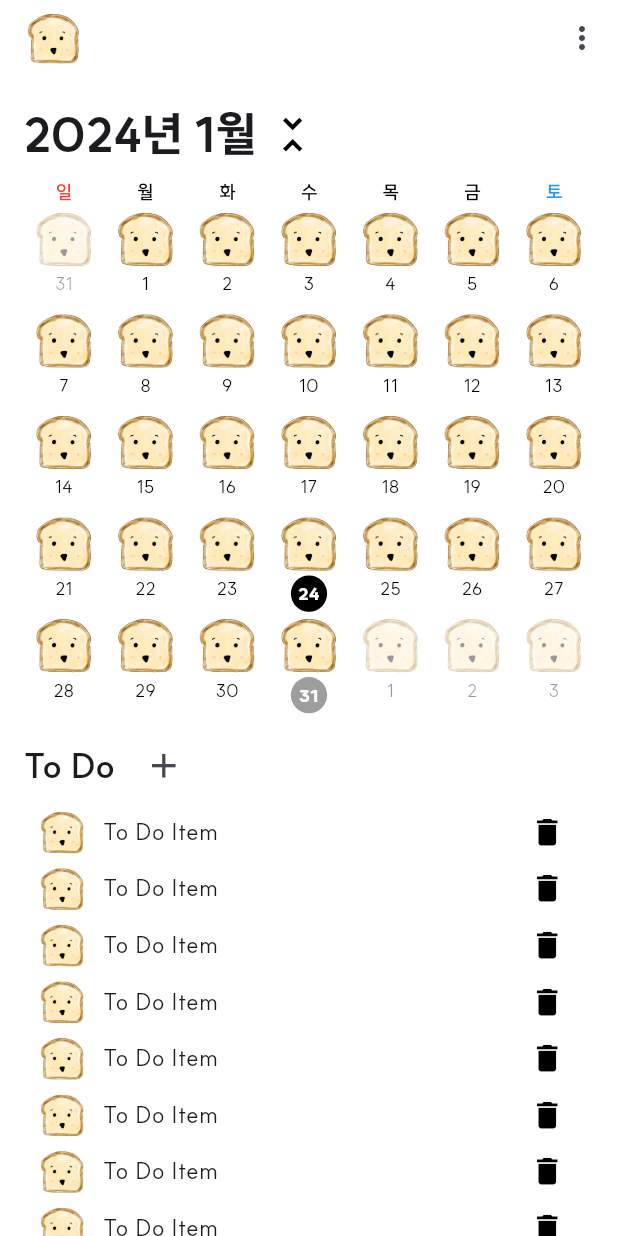
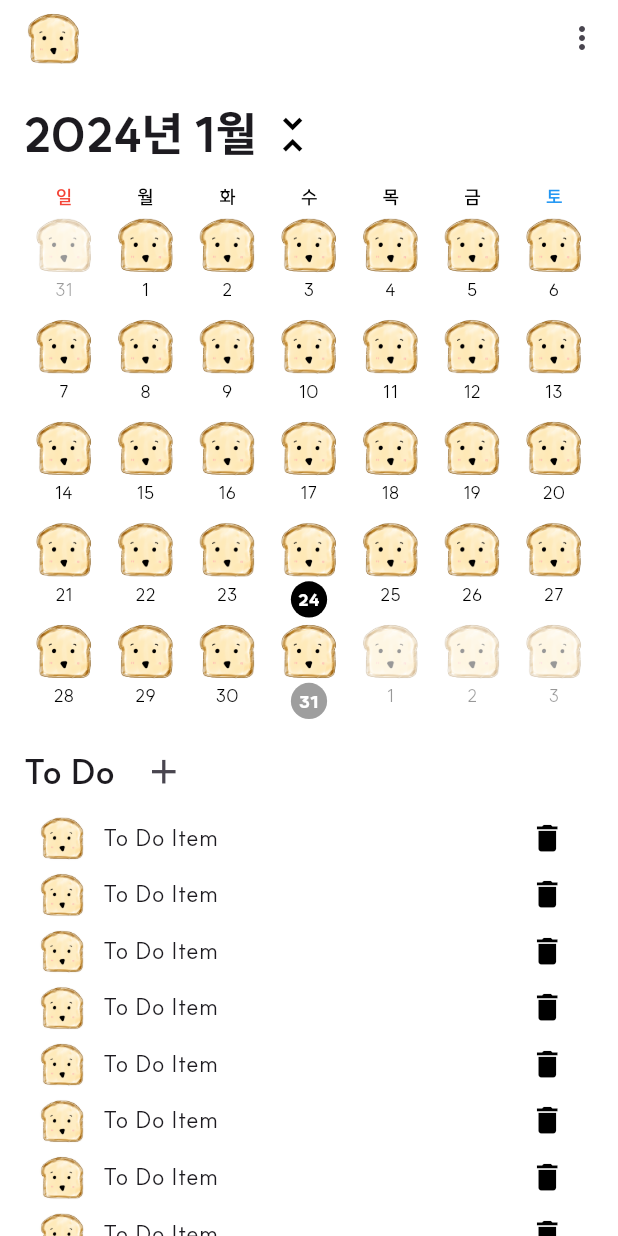
Before and after one commit to oneStar92/sigppang_e, a Flutter app: the CalendarScreen screen opened directly, after a tap on the "unfold less" icon, on a phone screen of 412 x 824 dp. Run offline on Flutter 3.47's test engine with Material 3 defaults, Android fonts, the phone set to English and light mode, and no system bars; drawn by our look-alikes of table_calendar; our stand-ins replace flutter_screenutil, flutter_svg; project files that could hold a hidden picture were left out.

Commit message:
refactor: Size Constants Padding 추가
- Presentation Layer ScreenUtil 의존성 제거

```diff
--- a/lib/common/constants/sizes.dart
+++ b/lib/common/constants/sizes.dart
@@ -3,7 +3,11 @@ import 'package:flutter_screenutil/flutter_screenutil.dart';
 
 final class Sizes {
   static final defaultAppPadding = REdgeInsets.all(16);
-  static final defaultWidgetPadding = 8.w;
+  static final defaultHorizontalPadding = REdgeInsets.symmetric(horizontal: 8);
+  static final defaultBorderRadius = const BorderRadius.all(Radius.circular(10)).r;
+  static final defaultPaddingOfWidth = 8.w;
+  static final defaultPaddingOfHeight = 8.h;
+  static final separatorHeight = 4.h;
   static final loginLogoSize = Size(300.w, 300.h);
   static final socialLoginButtonSize = Size(300.w, 60.h);
   static final socialLoginLogoSize = Size(40.w, 40.h);
--- a/lib/presentation/calendar/widgets/sigppang_e_calendar/sigppang_e_calendar_widget.dart
+++ b/lib/presentation/calendar/widgets/sigppang_e_calendar/sigppang_e_calendar_widget.dart
@@ -1,5 +1,4 @@
 import 'package:flutter/material.dart';
-import 'package:flutter_screenutil/flutter_screenutil.dart';
 import 'package:sigppang_e/common/constants/constants.dart';
 import 'package:sigppang_e/presentation/common/sigppang_e_logo.dart';
 import 'package:sigppang_e/common/constants/text_styles.dart';
@@ -30,7 +29,7 @@ final class SigppangECalendar extends StatelessWidget {
       direction: Axis.vertical,
       children: [
         _title(),
-        SizedBox(height: 4.h),
+        SizedBox(height: Sizes.defaultPaddingOfHeight),
         _calendar(),
       ],
     );
@@ -49,7 +48,7 @@ final class SigppangECalendar extends StatelessWidget {
           ),
           IconButton(
             onPressed: () {},
-            icon: Icon(Icons.unfold_less),
+            icon: const Icon(Icons.unfold_less),
             padding: EdgeInsets.zero,
             iconSize: size.height * 0.7,
             color: Colors.black,
--- a/lib/presentation/calendar/widgets/to_do_item_widget.dart
+++ b/lib/presentation/calendar/widgets/to_do_item_widget.dart
@@ -1,5 +1,4 @@
 import 'package:flutter/material.dart';
-import 'package:flutter_screenutil/flutter_screenutil.dart';
 import 'package:sigppang_e/common/constants/sizes.dart';
 import 'package:sigppang_e/common/constants/text_styles.dart';
 import 'package:sigppang_e/presentation/calendar/widgets/sigppang_e_checkbox.dart';
@@ -14,12 +13,12 @@ final class ToDoItem extends StatelessWidget {
     return Container(
       height: size.height,
       width: double.infinity,
-      padding: REdgeInsets.symmetric(horizontal: 8),
+      padding: Sizes.defaultHorizontalPadding,
       child: Row(
         mainAxisAlignment: MainAxisAlignment.center,
         children: [
           SigppangECheckbox(onTap: () {}),
-          SizedBox(width: 8.w),
+          SizedBox(width: Sizes.defaultPaddingOfWidth),
           Expanded(
             child: TextFormField(
               maxLines: 1,
@@ -29,7 +28,7 @@ final class ToDoItem extends StatelessWidget {
               decoration: InputDecoration.collapsed(hintText: _hint),
             ),
           ),
-          SizedBox(width: 8.w),
+          SizedBox(width: Sizes.defaultPaddingOfWidth),
           IconButton(
             onPressed: () {},
             icon: const Icon(Icons.delete),
--- a/lib/presentation/calendar/widgets/to_do_list.dart
+++ b/lib/presentation/calendar/widgets/to_do_list.dart
@@ -1,5 +1,4 @@
 import 'package:flutter/material.dart';
-import 'package:flutter_screenutil/flutter_screenutil.dart';
 import 'package:sigppang_e/common/constants/sizes.dart';
 import 'package:sigppang_e/common/constants/text_styles.dart';
 import 'package:sigppang_e/presentation/calendar/widgets/to_do_item_widget.dart';
@@ -17,7 +16,7 @@ final class ToDoList extends StatelessWidget {
     return Column(
       children: [
         _titleWidget(),
-        SizedBox(height: 8.h),
+        SizedBox(height: Sizes.defaultPaddingOfHeight),
         _toDoList(),
       ],
     );
@@ -31,10 +30,10 @@ final class ToDoList extends StatelessWidget {
         mainAxisAlignment: MainAxisAlignment.center,
         children: [
           Text(_title, style: TextStyles.toDoListTitleTextStyle),
-          SizedBox(width: 8.w),
+          SizedBox(width: Sizes.defaultPaddingOfWidth),
           IconButton(
             onPressed: () {},
-            icon: Icon(Icons.add),
+            icon: const Icon(Icons.add),
             padding: EdgeInsets.zero,
             iconSize: size.height * 0.7,
           ),
@@ -50,11 +49,11 @@ final class ToDoList extends StatelessWidget {
       primary: false,
       itemCount: 10,
       itemBuilder: (context, index) {
-        return ToDoItem();
+        return const ToDoItem();
       },
       separatorBuilder: (context, index) {
         return Divider(
-          height: 4.h,
+          height: Sizes.separatorHeight,
           color: Colors.transparent,
         );
       },
--- a/lib/presentation/common/sigppang_e_logo.dart
+++ b/lib/presentation/common/sigppang_e_logo.dart
@@ -11,10 +11,10 @@ final class SigppangELogo {
 
   static Widget build({
     required Size size,
-    ToDoState sigppangE = ToDoState.done,
+    ToDoState state = ToDoState.done,
   }) {
     final Image logo;
-    switch (sigppangE) {
+    switch (state) {
       case ToDoState.ready:
         logo = _rawLogo;
       case ToDoState.done:
--- a/lib/presentation/login/widgets/social_login_button.dart
+++ b/lib/presentation/login/widgets/social_login_button.dart
@@ -1,5 +1,4 @@
 import 'package:flutter/material.dart';
-import 'package:flutter_screenutil/flutter_screenutil.dart';
 import 'package:flutter_svg/flutter_svg.dart';
 import 'package:sigppang_e/common/constants/sizes.dart';
 import 'package:sigppang_e/common/constants/text_styles.dart';
@@ -21,11 +20,11 @@ final class SocialLoginButton extends TappableWidget {
   Widget createContent(BuildContext context) {
     return Container(
       decoration: BoxDecoration(
-        borderRadius: const BorderRadius.all(Radius.circular(10)).r,
+        borderRadius: Sizes.defaultBorderRadius,
         border: Border.all(color: Colors.grey),
         color: _socialLogin == SocialLogin.apple ? Colors.black : Colors.white,
       ),
-      padding: const EdgeInsets.symmetric(horizontal: 8.0),
+      padding: Sizes.defaultHorizontalPadding,
       child: Row(
         crossAxisAlignment: CrossAxisAlignment.center,
         children: [
--- a/lib/presentation/login/widgets/social_login_buttons.dart
+++ b/lib/presentation/login/widgets/social_login_buttons.dart
@@ -1,6 +1,5 @@
 import 'package:flutter/material.dart';
 import 'package:flutter/foundation.dart' as foundation;
-import 'package:flutter_screenutil/flutter_screenutil.dart';
 import 'package:sigppang_e/common/constants/sizes.dart';
 import 'package:sigppang_e/presentation/login/widgets/policy_text_widget.dart';
 import 'package:sigppang_e/presentation/login/widgets/social_login_button.dart';
@@ -23,14 +22,14 @@ final class SocialLoginButtons extends StatelessWidget {
             height: _size.height,
             width: _size.width,
             child: SocialLoginButton(onTap: () {}, socialLogin: SocialLogin.google)),
-        isiOS ? SizedBox(height: 16.h) : Container(),
+        isiOS ? SizedBox(height: Sizes.defaultPaddingOfHeight * 2) : Container(),
         isiOS
             ? SizedBox(
                 height: _size.height,
                 width: _size.width,
                 child: SocialLoginButton(onTap: () {}, socialLogin: SocialLogin.apple))
             : Container(),
-        SizedBox(height: 5.h),
+        SizedBox(height: Sizes.defaultPaddingOfHeight),
         SizedBox(width: _size.width, child: const PolicyTextWidget()),
       ],
     );
--- a/lib/presentation/setting_screen/widgets/icon_text_button.dart
+++ b/lib/presentation/setting_screen/widgets/icon_text_button.dart
@@ -34,7 +34,7 @@ final class IconTextButton extends TappableWidget {
                 width: constraints.maxHeight * 0.5,
                 child: FittedBox(child: _icon),
               ),
-              SizedBox(width: Sizes.defaultWidgetPadding),
+              SizedBox(width: Sizes.defaultPaddingOfWidth),
               Text(
                 _title,
                 style: TextStyles.settingButtonTextStyle.copyWith(color: _color),
```
